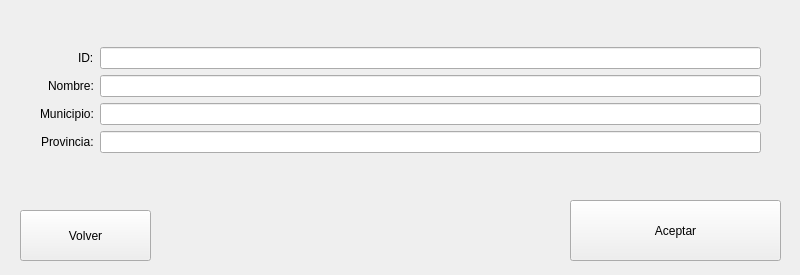
Before: the Qt Designer form ui/clinicas_crear.ui in Damapa03/Veterinaria, drawn with Qt 5.
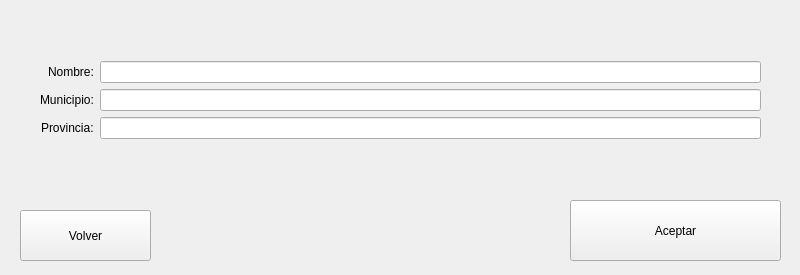
After: the same form once the commit is applied.

```diff
--- a/ui/clinicas_crear.ui
+++ b/ui/clinicas_crear.ui
@@ -57,43 +57,33 @@
       <set>Qt::AlignmentFlag::AlignCenter</set>
      </property>
      <item row="0" column="0">
-      <widget class="QLabel" name="idLabel">
-       <property name="text">
-        <string>ID:</string>
-       </property>
-      </widget>
-     </item>
-     <item row="0" column="1">
-      <widget class="QLineEdit" name="idInput"/>
-     </item>
-     <item row="1" column="0">
       <widget class="QLabel" name="nameLabel">
        <property name="text">
         <string>Nombre:</string>
        </property>
       </widget>
      </item>
-     <item row="1" column="1">
+     <item row="0" column="1">
       <widget class="QLineEdit" name="nameInput"/>
      </item>
-     <item row="2" column="0">
+     <item row="1" column="0">
       <widget class="QLabel" name="municipioLabel">
        <property name="text">
         <string>Municipio:</string>
        </property>
       </widget>
      </item>
-     <item row="2" column="1">
+     <item row="1" column="1">
       <widget class="QLineEdit" name="municipioInput"/>
      </item>
-     <item row="3" column="0">
+     <item row="2" column="0">
       <widget class="QLabel" name="provinciaLabel">
        <property name="text">
         <string>Provincia:</string>
        </property>
       </widget>
      </item>
-     <item row="3" column="1">
+     <item row="2" column="1">
       <widget class="QLineEdit" name="provinciaInput"/>
      </item>
     </layout>
```
